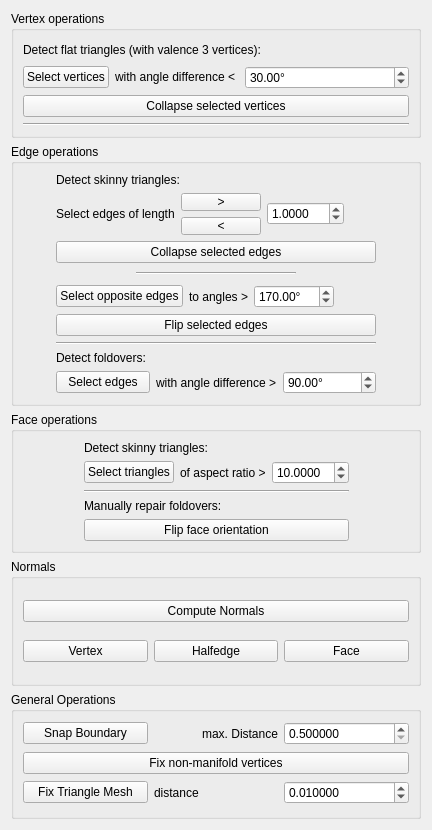
First picture: the form in Plugin-MeshRepair/MeshRepairControls.ui, repository ShenRen/OpenFlipper, before the edit.
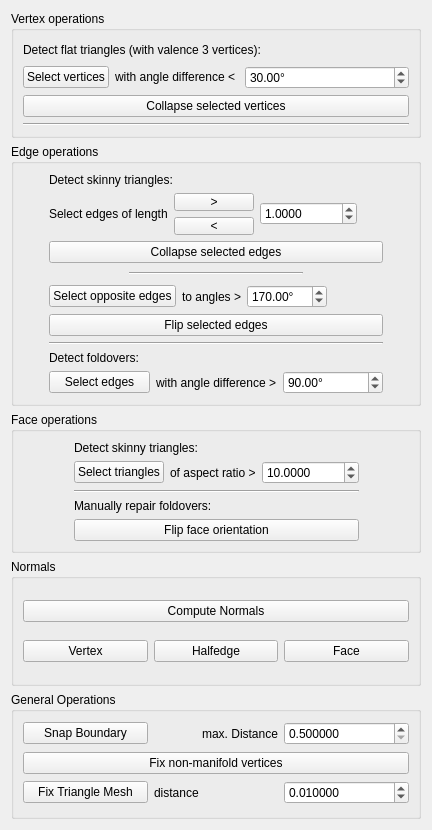
Second picture: the form after the edit.

Commit message: changed maximum values of input fields

```diff
--- a/Plugin-MeshRepair/MeshRepairControls.ui
+++ b/Plugin-MeshRepair/MeshRepairControls.ui
@@ -201,7 +201,7 @@
                <number>4</number>
               </property>
               <property name="maximum">
-               <double>200.000000000000000</double>
+               <double>999999999.000000000000000</double>
               </property>
               <property name="singleStep">
                <double>0.100000000000000</double>
@@ -509,7 +509,7 @@
                <number>4</number>
               </property>
               <property name="maximum">
-               <double>100.000000000000000</double>
+               <double>999999999.000000000000000</double>
               </property>
               <property name="singleStep">
                <double>0.100000000000000</double>
```
Left out of the diff: 6 changed lines with no effect on the pictures.
